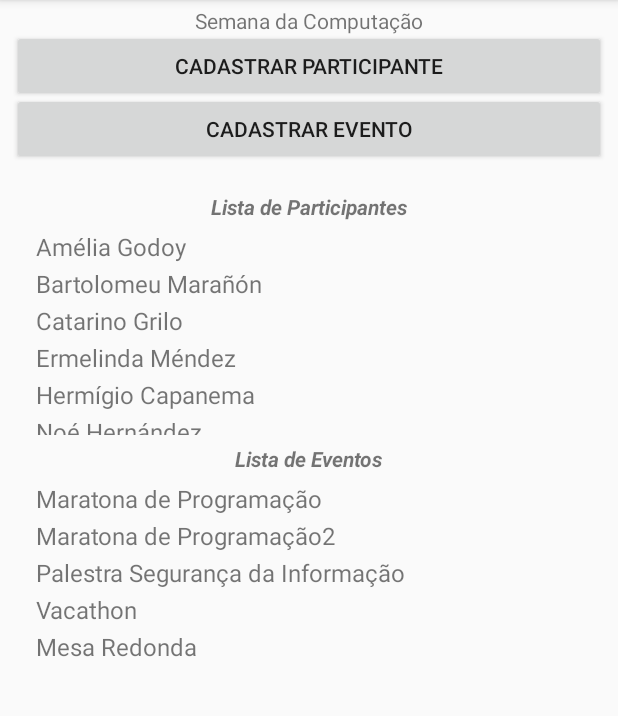
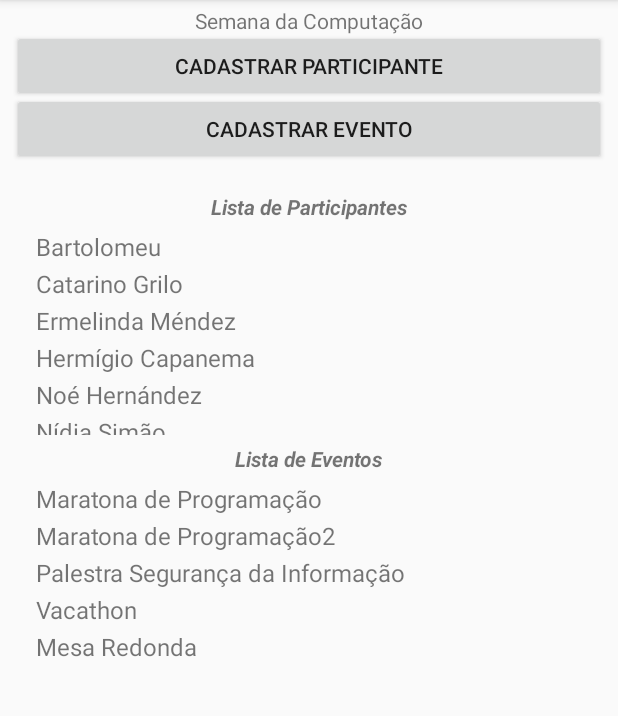
Before and after one commit to ufjf-dcc196/dcc196-2018-3-trb2-trb2-lucasbrandao, an Android app: the screen it shows after launch (MainActivity), on a phone screen of 412 x 824 dp, the part 84-800 px from its top. Run offline under Robolectric (Android 15) with nearby library versions, the phone set to English and light mode, and no system bars.

Commit message:
Implementado salvar e exibir lista participantes cadastrados

```diff
--- a/app/src/main/java/ufjf/dcc196/trb01/Aluno.java
+++ b/app/src/main/java/ufjf/dcc196/trb01/Aluno.java
@@ -7,13 +7,13 @@ public class Aluno implements Serializable{
 
     public String nome;
     public String email;
-    public String matricula;
+    public Integer matricula;
     private ArrayList<Evento> eventosInscritos = new ArrayList<Evento>();
 
-    Aluno(String name, String email, String registration) {
+    Aluno(String name, String email, Integer matricula) {
         this.nome = name;
         this.email = email;
-        this.matricula = registration;
+        this.matricula = matricula;
     }
 
     public String getNome() {
@@ -24,7 +24,7 @@ public class Aluno implements Serializable{
         return email;
     }
 
-    public String getMatricula() {
+    public Integer getMatricula() {
         return matricula;
     }
 
--- a/app/src/main/java/ufjf/dcc196/trb01/MainActivity.java
+++ b/app/src/main/java/ufjf/dcc196/trb01/MainActivity.java
@@ -35,8 +35,9 @@ public class MainActivity extends AppCompatActivity {
     private static ParticipanteAdapter alunoAdapter;
     public static EventoAdapter eventoAdapter;
 
-    private SQLiteDatabase conection;
-    private participanteBD participante_bd;
+    public SQLiteDatabase conection;
+    public participanteBD participante_bd;
+    public bdController bdcontroller;
 
     public static ArrayList<Aluno> listaAlunos = new ArrayList<Aluno>();
     public static ArrayList<Evento> listaEventos = new ArrayList<Evento>();
@@ -84,11 +85,11 @@ public class MainActivity extends AppCompatActivity {
         eventoAdapter = new EventoAdapter(listaEventos, true);
         lstEvento.setAdapter(eventoAdapter);
 
+        createConection();
+        criarListaParticipantes();
+        carregarListaAlunos();
+        this.carregaListaEventos();
 
-
-        this.carregarListaAlunos();
-        this.carregaListaEventos();
-        createConection();
 
     }
 
@@ -106,7 +107,7 @@ public class MainActivity extends AppCompatActivity {
                 case MainActivity.REQUEST_CADASTROALUNO:
                     String nome = resultado.getString("nome");
                     String email = resultado.getString("email");
-                    String matricula = resultado.getString("matricula");
+                    Integer matricula = resultado.getInt("matricula");
 
                     //verificar se matricula já está cadastrada
                     for (int i=0; i<listaAlunos.size(); i++){
@@ -117,7 +118,8 @@ public class MainActivity extends AppCompatActivity {
                     }
 
                     Aluno novoAluno = new Aluno(nome, email, matricula);
-                    this.listaAlunos.add(novoAluno);
+                    bdcontroller.insertParticipante(novoAluno);
+                    alunoAdapter.notifyDataSetChanged();
 
                     Toast.makeText(getApplicationContext(), "Aluno Registrado: "+ nome, Toast.LENGTH_LONG).show();
                     break;
@@ -144,23 +146,29 @@ public class MainActivity extends AppCompatActivity {
             participante_bd = new participanteBD(this);
 
             conection = participante_bd.getWritableDatabase();
+
             Log.d("participanteBD", "createConection: sucessfull");
+            bdcontroller = new bdController(conection);
 
         } catch (SQLException e) {
             Log.d("participanteBD", "createConection: fail");
         }
     }
 
+    public void criarListaParticipantes() {
+        bdcontroller.insertParticipante(new Aluno("Amélia Godoy","amelia@gmail.com",45454545));
+        bdcontroller.insertParticipante(new Aluno("Bartolomeu","bartolomeu@gmail.com",201551));
+        bdcontroller.insertParticipante(new Aluno("Catarino Grilo","catarino@gmail.com",201552));
+        bdcontroller.insertParticipante(new Aluno("Ermelinda Méndez","ermelinda@gmail.com",201553));
+        bdcontroller.insertParticipante(new Aluno("Hermígio Capanema","capanema@gmail.com",201554));
+        bdcontroller.insertParticipante(new Aluno("Noé Hernández","noeh@gmail.com",201555));
+        bdcontroller.insertParticipante(new Aluno("Nídia Simão","nidias@gmail.com",201556));
+        bdcontroller.insertParticipante(new Aluno("Poliana Rebello","polianarebello@gmail.com",201557));
+        bdcontroller.insertParticipante(new Aluno("Silvana Girão","giraosilvana@gmail.com",201558));
+    }
+
     public void carregarListaAlunos() {
-        this.listaAlunos.add(new Aluno("Amélia Godoy","amelia@gmail.com","201840250A"));
-        this.listaAlunos.add(new Aluno("Bartolomeu Marañón","bartolomeu@gmail.com","201850250A"));
-        this.listaAlunos.add(new Aluno("Catarino Grilo","catarino@gmail.com","201860250A"));
-        this.listaAlunos.add(new Aluno("Ermelinda Méndez","ermelinda@gmail.com","201870250A"));
-        this.listaAlunos.add(new Aluno("Hermígio Capanema","capanema@gmail.com","201880250A"));
-        this.listaAlunos.add(new Aluno("Noé Hernández","noeh@gmail.com","201890250A"));
-        this.listaAlunos.add(new Aluno("Nídia Simão","nidias@gmail.com","201810250A"));
-        this.listaAlunos.add(new Aluno("Poliana Rebello","polianarebello@gmail.com","201820250A"));
-        this.listaAlunos.add(new Aluno("Silvana Girão","giraosilvana@gmail.com","201830250A"));
+        bdcontroller.loadList();
     }
 
     public void carregaListaEventos() {
--- a/app/src/main/java/ufjf/dcc196/trb01/bdController.java
+++ b/app/src/main/java/ufjf/dcc196/trb01/bdController.java
@@ -2,10 +2,12 @@ package ufjf.dcc196.trb01;
 
 import android.content.ContentValues;
 import android.database.Cursor;
+import android.database.SQLException;
 import android.database.sqlite.SQLiteDatabase;
+import android.util.Log;
 
 import java.util.ArrayList;
-import java.util.List;
+
 
 public class bdController {
 
@@ -17,14 +19,20 @@ public class bdController {
     }
 
 
-    public void insertParticipante(Aluno aluno) {
+    public void insertParticipante(Aluno participante) {
 
-        ContentValues contentValues = new ContentValues();
-        contentValues.put("MATRICULA", aluno.getMatricula());
-        contentValues.put("NOME", aluno.getNome());
-        contentValues.put("EMAIL", aluno.getEmail());
+       try {
 
-        conection.insertOrThrow("PARTICIPANTE", null, contentValues);
+           ContentValues contentValues = new ContentValues();
+
+           contentValues.put("NOME", participante.nome);
+           contentValues.put("EMAIL", participante.email);
+           contentValues.put("MATRICULA", participante.matricula);
+
+           conection.insertOrThrow("PARTICIPANTE", null, contentValues);
+       }catch (SQLException e) {
+           Log.d("insert", "insertParticipante: erro");
+       }
     }
 
     public void editParticipante(Aluno aluno) {
@@ -35,14 +43,14 @@ public class bdController {
         contentValues.put("EMAIL", aluno.getEmail());
 
         String[] param = new String[1];
-        param[0] = aluno.getMatricula();
+        param[0] = String.valueOf(aluno.getMatricula());
 
         conection.update("PARTICIPANTE", contentValues, "MATRICULA = ?", param);
     }
 
-    public List<Aluno> getAll() {
+    public ArrayList<Aluno> getAll() {
 
-        List<Aluno> participantes = new ArrayList<Aluno>();
+        ArrayList<Aluno> participantes = new ArrayList<Aluno>();
 
         StringBuilder sql = new StringBuilder();
         sql.append(" SELECT MATRICULA, NOME, EMAIL ");
@@ -55,7 +63,7 @@ public class bdController {
 
             do {
                 Aluno al = new Aluno(null, null, null);
-                al.matricula = result.getString(result.getColumnIndexOrThrow("MATRICULA"));
+                al.matricula = result.getInt(result.getColumnIndexOrThrow("MATRICULA"));
                 al.nome = result.getString(result.getColumnIndexOrThrow("NOME"));
                 al.email = result.getString(result.getColumnIndexOrThrow("EMAIL"));
 
@@ -67,6 +75,33 @@ public class bdController {
 
         return participantes;
     }
+
+    public void loadList() {
+
+        ArrayList<Aluno> participantes = new ArrayList<Aluno>();
+
+        StringBuilder sql = new StringBuilder();
+        sql.append(" SELECT MATRICULA, NOME, EMAIL ");
+        sql.append(" FROM PARTICIPANTE ");
+
+        Cursor result = conection.rawQuery(sql.toString(), null);
+
+        if (result.getCount() > 0) {
+            result.moveToFirst();
+
+            do {
+                Aluno al = new Aluno(null, null, null);
+                al.matricula = result.getInt(result.getColumnIndexOrThrow("MATRICULA"));
+                al.nome = result.getString(result.getColumnIndexOrThrow("NOME"));
+                al.email = result.getString(result.getColumnIndexOrThrow("EMAIL"));
+
+                MainActivity.listaAlunos.add(al);
+
+            } while (result.moveToNext());
+
+        }
+    }
+
 
     public Aluno getParticipante(int position) {
         Aluno participante = new Aluno(null, null, null);
@@ -84,7 +119,7 @@ public class bdController {
         if (result.getCount() > 0) {
             result.moveToFirst();
 
-            participante.matricula = result.getString(result.getColumnIndexOrThrow("MATRICULA"));
+            participante.matricula = result.getInt(result.getColumnIndexOrThrow("MATRICULA"));
             participante.nome = result.getString(result.getColumnIndexOrThrow("NOME"));
             participante.email = result.getString(result.getColumnIndexOrThrow("EMAIL"));
 
--- a/app/src/main/java/ufjf/dcc196/trb01/scriptSQL.java
+++ b/app/src/main/java/ufjf/dcc196/trb01/scriptSQL.java
@@ -6,7 +6,7 @@ public class scriptSQL {
         StringBuilder sql   = new StringBuilder();
 
         sql.append("    CREATE TABLE IF NOT EXISTS PARTICIPANTE ( ");
-        sql.append("    MATRICULA   VARCHAR (20) PRIMARY KEY NOT NULL, ");
+        sql.append("    MATRICULA   INTEGER      PRIMARY KEY NOT NULL, ");
         sql.append("    NOME        VARCHAR (50) NOT NULL, ");
         sql.append("    EMAIL       VARCHAR (50) NOT NULL ) ");
 
```
Also changed, not shown: app/src/main/java/ufjf/dcc196/trb01/CadastroParticipante.java (+9 -2 lines).
